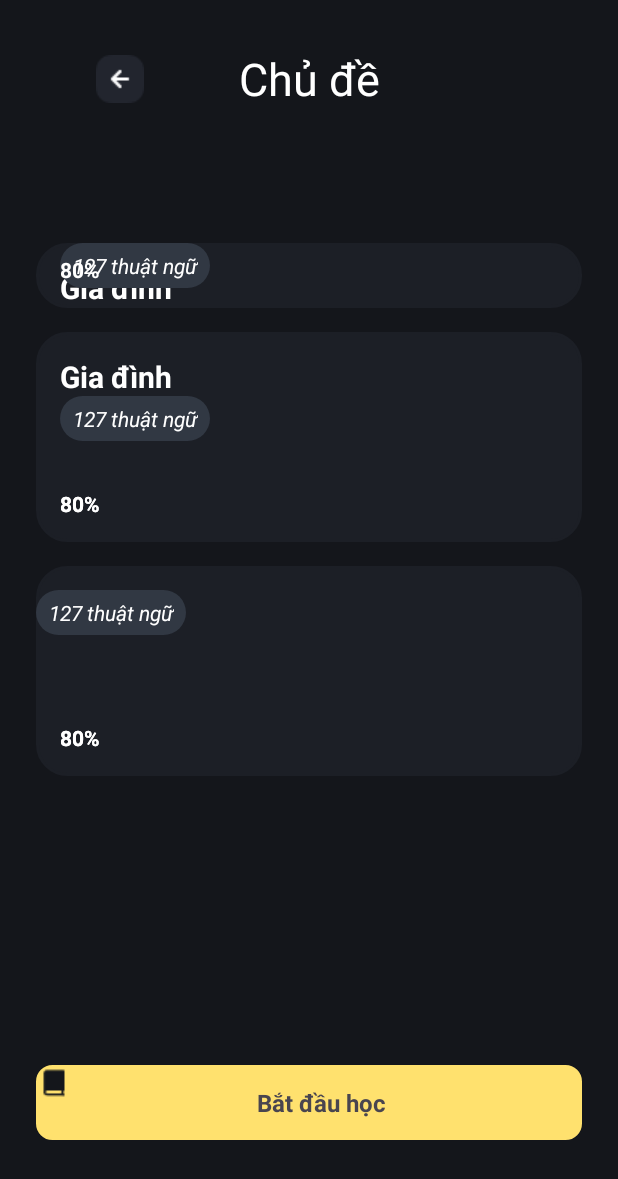
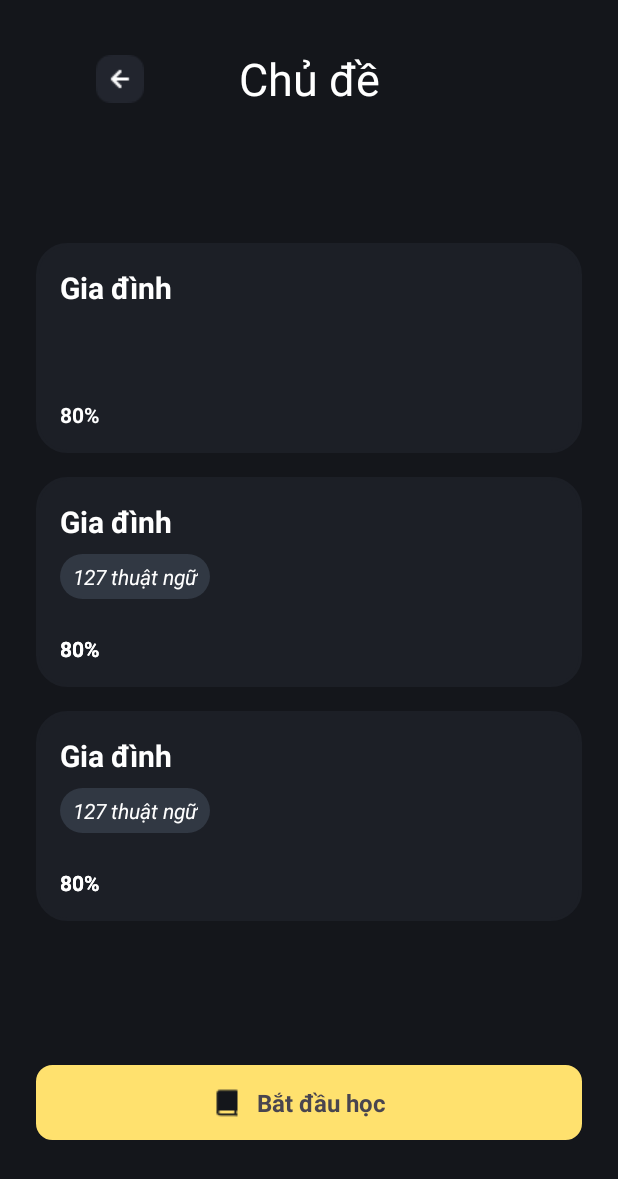
Before and after one commit to juniordev203/Flashduo, an Android app: the layout subject.xml on its own in the app's theme, with its tools: preview values and no code run, on a phone screen of 412 x 824 dp. Shown: the top 1179 px of the screen. Run offline under Robolectric (Android 15) with nearby library versions, the phone set to English and light mode, and no system bars.

Commit message:
first cm flash

```diff
--- a/app/src/main/res/layout/subject.xml
+++ b/app/src/main/res/layout/subject.xml
@@ -10,14 +10,14 @@
         android:id="@+id/imageView3"
         android:layout_width="wrap_content"
         android:layout_height="wrap_content"
-        app:layout_constraintBottom_toBottomOf="@+id/textView3"
-        app:layout_constraintEnd_toStartOf="@+id/textView3"
+        app:layout_constraintBottom_toBottomOf="@+id/textView0"
+        app:layout_constraintEnd_toStartOf="@+id/textView0"
         app:layout_constraintStart_toStartOf="parent"
-        app:layout_constraintTop_toTopOf="@+id/textView3"
+        app:layout_constraintTop_toTopOf="@+id/textView0"
         app:srcCompat="@drawable/btnexit" />
 
     <TextView
-        android:id="@+id/textView3"
+        android:id="@+id/textView0"
         android:layout_width="wrap_content"
         android:layout_height="wrap_content"
         android:layout_marginTop="32dp"
@@ -50,7 +50,7 @@
 
             <androidx.constraintlayout.widget.ConstraintLayout
                 android:layout_width="match_parent"
-                android:layout_height="wrap_content"
+                android:layout_height="140dp"
                 android:layout_weight="0"
                 android:background="@drawable/subject_button">>
 
@@ -71,11 +71,13 @@
                     android:layout_width="100dp"
                     android:layout_height="30dp"
                     android:layout_marginStart="16dp"
+                    android:layout_marginTop="8dp"
                     android:layout_marginBottom="32dp"
                     android:background="@drawable/thuatngubtn"
-                    app:layout_constraintBottom_toTopOf="@+id/textView6"
+                    app:layout_constraintBottom_toTopOf="@+id/textView1"
                     app:layout_constraintStart_toStartOf="parent"
-                    app:layout_constraintTop_toBottomOf="@+id/textView4">
+                    app:layout_constraintTop_toBottomOf="@+id/textView1"
+                    app:layout_constraintVertical_bias="0.0">
 
                     <TextView
                         android:id="@+id/textView2"
@@ -128,11 +130,10 @@
                     android:layout_width="100dp"
                     android:layout_height="30dp"
                     android:layout_marginStart="16dp"
-                    android:layout_marginBottom="32dp"
+                    android:layout_marginTop="8dp"
                     android:background="@drawable/thuatngubtn"
-                    app:layout_constraintBottom_toTopOf="@+id/textView6"
                     app:layout_constraintStart_toStartOf="parent"
-                    app:layout_constraintTop_toBottomOf="@+id/textView5">
+                    app:layout_constraintTop_toBottomOf="@+id/textView4">
 
                     <TextView
                         android:id="@+id/textView5"
@@ -196,10 +197,11 @@
                 <androidx.constraintlayout.widget.ConstraintLayout
                     android:layout_width="100dp"
                     android:layout_height="30dp"
-                    android:layout_marginTop="16dp"
+                    android:layout_marginStart="16dp"
+                    android:layout_marginTop="8dp"
                     android:background="@drawable/thuatngubtn"
-                    app:layout_constraintTop_toTopOf="parent"
-                    tools:layout_editor_absoluteX="16dp">
+                    app:layout_constraintStart_toStartOf="parent"
+                    app:layout_constraintTop_toBottomOf="@+id/textView8">
 
                     <TextView
                         android:id="@+id/textView9"
@@ -260,9 +262,9 @@
             android:layout_width="wrap_content"
             android:layout_height="wrap_content"
             android:layout_marginEnd="8dp"
-            app:layout_constraintBottom_toBottomOf="@+id/textView8"
-            app:layout_constraintEnd_toStartOf="@+id/textView8"
-            app:layout_constraintTop_toTopOf="@+id/textView8"
+            app:layout_constraintBottom_toBottomOf="@+id/textView12"
+            app:layout_constraintEnd_toStartOf="@+id/textView12"
+            app:layout_constraintTop_toTopOf="@+id/textView12"
             app:srcCompat="@drawable/book_3" />
 
         <TextView
```
